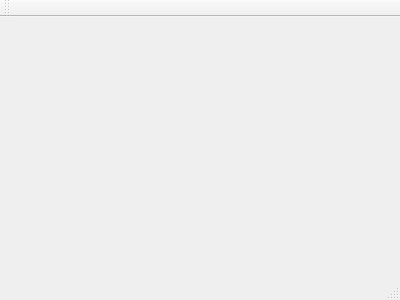
First picture: the form in mainwindow.ui, repository JGPorteous/COS2614_A1_Q1, before the edit.
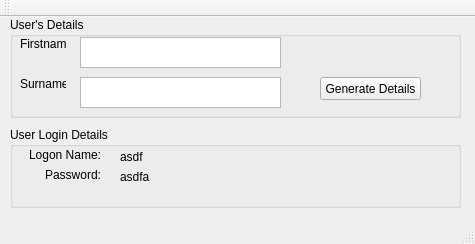
Second picture: the form after the edit.

Commit message: Username creation working

What changed in the file:
```diff
--- a/mainwindow.ui
+++ b/mainwindow.ui
@@ -1,24 +1,183 @@
 <ui version="4.0">
  <class>MainWindow</class>
- <widget class="QMainWindow" name="MainWindow" >
-  <property name="geometry" >
+ <widget class="QMainWindow" name="MainWindow">
+  <property name="geometry">
    <rect>
     <x>0</x>
     <y>0</y>
-    <width>400</width>
-    <height>300</height>
+    <width>475</width>
+    <height>244</height>
    </rect>
   </property>
   <property name="windowTitle" >
    <string>MainWindow</string>
   </property>
-  <widget class="QMenuBar" name="menuBar" />
-  <widget class="QToolBar" name="mainToolBar" />
-  <widget class="QWidget" name="centralWidget" />
-  <widget class="QStatusBar" name="statusBar" />
+  <widget class="QWidget" name="centralWidget">
+   <widget class="QGroupBox" name="gbUserDetails">
+    <property name="geometry">
+     <rect>
+      <x>10</x>
+      <y>0</y>
+      <width>451</width>
+      <height>101</height>
+     </rect>
+    </property>
+    <property name="title">
+     <string>User's Details</string>
+    </property>
+    <widget class="QLabel" name="lblFirstname">
+     <property name="geometry">
+      <rect>
+       <x>10</x>
+       <y>20</y>
+       <width>46</width>
+       <height>13</height>
+      </rect>
+     </property>
+     <property name="text">
+      <string>Firstname</string>
+     </property>
+    </widget>
+    <widget class="QTextEdit" name="teFirstname">
+     <property name="geometry">
+      <rect>
+       <x>70</x>
+       <y>20</y>
+       <width>201</width>
+       <height>31</height>
+      </rect>
+     </property>
+    </widget>
+    <widget class="QLabel" name="lblSurname">
+     <property name="geometry">
+      <rect>
+       <x>10</x>
+       <y>60</y>
+       <width>46</width>
+       <height>13</height>
+      </rect>
+     </property>
+     <property name="text">
+      <string>Surname</string>
+     </property>
+    </widget>
+    <widget class="QTextEdit" name="teSurname">
+     <property name="geometry">
+      <rect>
+       <x>70</x>
+       <y>60</y>
+       <width>201</width>
+       <height>31</height>
+      </rect>
+     </property>
+    </widget>
+    <widget class="QPushButton" name="pbGenerateDetails">
+     <property name="geometry">
+      <rect>
+       <x>310</x>
+       <y>60</y>
+       <width>101</width>
+       <height>23</height>
+      </rect>
+     </property>
+     <property name="text">
+      <string>Generate Details</string>
+     </property>
+    </widget>
+   </widget>
+   <widget class="QGroupBox" name="gbResult">
+    <property name="geometry">
+     <rect>
+      <x>10</x>
+      <y>110</y>
+      <width>451</width>
+      <height>81</height>
+     </rect>
+    </property>
+    <property name="title">
+     <string>User Login Details</string>
+    </property>
+    <widget class="QLabel" name="lbLogonNameLabel">
+     <property name="geometry">
+      <rect>
+       <x>20</x>
+       <y>20</y>
+       <width>71</width>
+       <height>16</height>
+      </rect>
+     </property>
+     <property name="text">
+      <string>Logon Name:</string>
+     </property>
+     <property name="alignment">
+      <set>Qt::AlignRight|Qt::AlignTrailing|Qt::AlignVCenter</set>
+     </property>
+    </widget>
+    <widget class="QLabel" name="lbPasswordLabel">
+     <property name="geometry">
+      <rect>
+       <x>20</x>
+       <y>40</y>
+       <width>71</width>
+       <height>16</height>
+      </rect>
+     </property>
+     <property name="text">
+      <string>Password:</string>
+     </property>
+     <property name="alignment">
+      <set>Qt::AlignRight|Qt::AlignTrailing|Qt::AlignVCenter</set>
+     </property>
+    </widget>
+    <widget class="QLabel" name="lbLogonName">
+     <property name="geometry">
+      <rect>
+       <x>110</x>
+       <y>20</y>
+       <width>311</width>
+       <height>20</height>
+      </rect>
+     </property>
+     <property name="text">
+      <string>asdf</string>
+     </property>
+    </widget>
+    <widget class="QLabel" name="lbPassword">
+     <property name="geometry">
+      <rect>
+       <x>110</x>
+       <y>40</y>
+       <width>321</width>
+       <height>20</height>
+      </rect>
+     </property>
+     <property name="text">
+      <string>asdfa</string>
+     </property>
+    </widget>
+   </widget>
+  </widget>
+  <widget class="QMenuBar" name="menuBar">
+   <property name="geometry">
+    <rect>
+     <x>0</x>
+     <y>0</y>
+     <width>475</width>
+     <height>20</height>
+    </rect>
+   </property>
+  </widget>
+  <widget class="QToolBar" name="mainToolBar">
+   <attribute name="toolBarArea">
+    <enum>TopToolBarArea</enum>
+   </attribute>
+   <attribute name="toolBarBreak">
+    <bool>false</bool>
+   </attribute>
+  </widget>
+  <widget class="QStatusBar" name="statusBar"/>
  </widget>
- <layoutDefault spacing="6" margin="11" />
- <pixmapfunction></pixmapfunction>
+ <layoutdefault spacing="6" margin="11"/>
  <resources/>
  <connections/>
 </ui>
```
Left out of the diff: 5 changed lines with no effect on the pictures. The commit also changes 2 other files.
